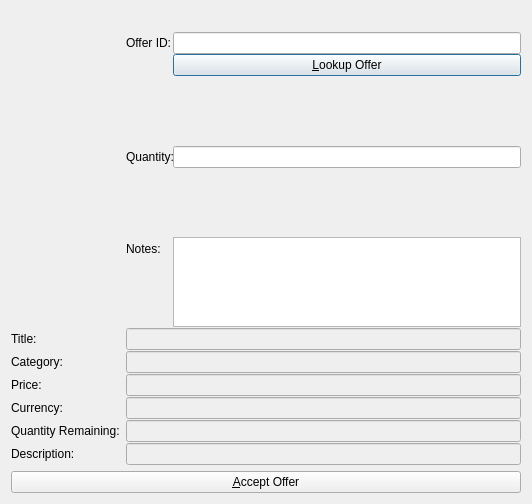
The window that src/qt/forms/acceptandpayofferlistpage.ui (syscoin/syscoin1) describes before a commit, drawn with Qt 5.
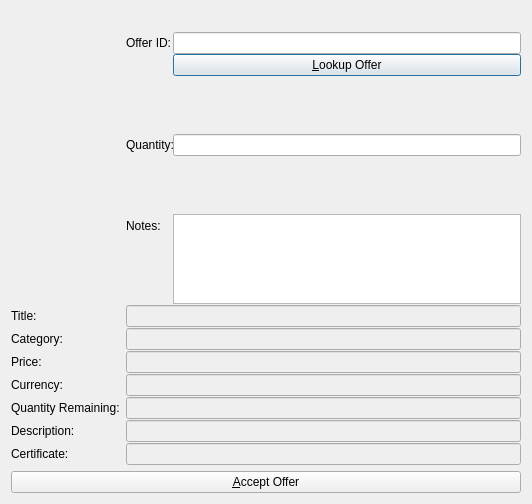
The same window after the commit. Icons and pictures are not drawn.

Commit message:
Ability to sell certificates via an offer
certs would get transferred preserving encryption, transferred to new
owner upon an offer accept that gets confirmed.

```diff
--- a/src/qt/forms/acceptandpayofferlistpage.ui
+++ b/src/qt/forms/acceptandpayofferlistpage.ui
@@ -264,6 +264,20 @@
        </property>
       </widget>
      </item>
+     <item row="9" column="0">
+      <widget class="QLabel" name="certLabel">
+       <property name="text">
+        <string>Certificate:</string>
+       </property>
+      </widget>
+     </item>
+     <item row="9" column="1">
+      <widget class="QLineEdit" name="infoCert">
+       <property name="enabled">
+        <bool>false</bool>
+       </property>
+      </widget>
+     </item>
     </layout>
    </item>
    <item>
```
Left out of the diff: 2 changed lines with no effect on the pictures. The commit also changes 21 other files.
